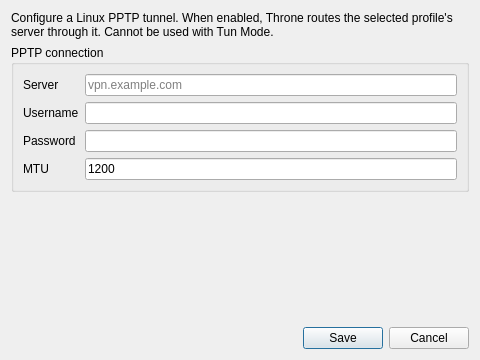
Above: include/ui/setting/dialog_pptp_egress.ui from AL4AL/Throne before the change. Below: the same form after it.
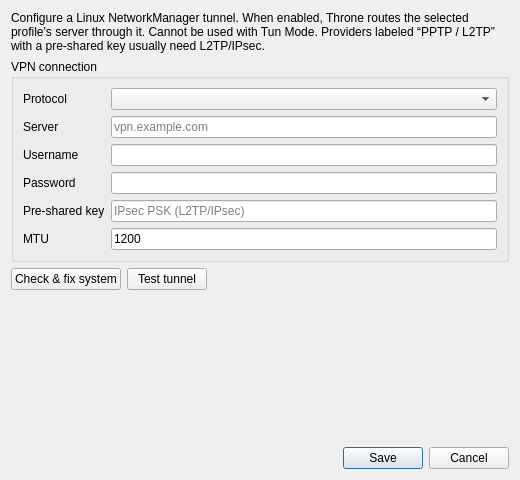
That is the form after the change.

Commit message:
feat: L2TP/IPsec egress with PSK and Ubuntu package repair
Support L2TP alongside PPTP, diagnose/install NetworkManager plugins
with permission, and bump the local Ubuntu deb to 1.0.5.

Diff of the .ui file:
```diff
--- a/include/ui/setting/dialog_pptp_egress.ui
+++ b/include/ui/setting/dialog_pptp_egress.ui
@@ -6,8 +6,8 @@
    <rect>
     <x>0</x>
     <y>0</y>
-    <width>480</width>
-    <height>360</height>
+    <width>520</width>
+    <height>480</height>
    </rect>
   </property>
   <property name="windowTitle">
@@ -17,7 +17,7 @@
    <item>
     <widget class="QLabel" name="status_label">
      <property name="text">
-      <string>Configure a Linux PPTP tunnel. When enabled, Throne routes the selected profile's server through it. Cannot be used with Tun Mode.</string>
+      <string>Configure a Linux NetworkManager tunnel. When enabled, Throne routes the selected profile's server through it. Cannot be used with Tun Mode. Providers labeled “PPTP / L2TP” with a pre-shared key usually need L2TP/IPsec.</string>
      </property>
      <property name="wordWrap">
       <bool>true</bool>
@@ -27,55 +27,82 @@
    <item>
     <widget class="QGroupBox" name="credentials_box">
      <property name="title">
-      <string>PPTP connection</string>
+      <string>VPN connection</string>
      </property>
      <layout class="QFormLayout" name="formLayout">
       <item row="0" column="0">
+       <widget class="QLabel" name="label_protocol">
+        <property name="text">
+         <string>Protocol</string>
+        </property>
+       </widget>
+      </item>
+      <item row="0" column="1">
+       <widget class="QComboBox" name="pptp_protocol"/>
+      </item>
+      <item row="1" column="0">
        <widget class="QLabel" name="label_gateway">
         <property name="text">
          <string>Server</string>
         </property>
        </widget>
       </item>
-      <item row="0" column="1">
+      <item row="1" column="1">
        <widget class="QLineEdit" name="pptp_gateway">
         <property name="placeholderText">
          <string notr="true">vpn.example.com</string>
         </property>
        </widget>
       </item>
-      <item row="1" column="0">
+      <item row="2" column="0">
        <widget class="QLabel" name="label_username">
         <property name="text">
          <string>Username</string>
         </property>
        </widget>
       </item>
-      <item row="1" column="1">
+      <item row="2" column="1">
        <widget class="QLineEdit" name="pptp_username"/>
       </item>
-      <item row="2" column="0">
+      <item row="3" column="0">
        <widget class="QLabel" name="label_password">
         <property name="text">
          <string>Password</string>
         </property>
        </widget>
       </item>
-      <item row="2" column="1">
+      <item row="3" column="1">
        <widget class="QLineEdit" name="pptp_password">
         <property name="echoMode">
          <enum>QLineEdit::EchoMode::Password</enum>
         </property>
        </widget>
       </item>
-      <item row="3" column="0">
+      <item row="4" column="0">
+       <widget class="QLabel" name="label_psk">
+        <property name="text">
+         <string>Pre-shared key</string>
+        </property>
+       </widget>
+      </item>
+      <item row="4" column="1">
+       <widget class="QLineEdit" name="pptp_psk">
+        <property name="echoMode">
+         <enum>QLineEdit::EchoMode::Password</enum>
+        </property>
+        <property name="placeholderText">
+         <string>IPsec PSK (L2TP/IPsec)</string>
+        </property>
+       </widget>
+      </item>
+      <item row="5" column="0">
        <widget class="QLabel" name="label_mtu">
         <property name="text">
          <string notr="true">MTU</string>
         </property>
        </widget>
       </item>
-      <item row="3" column="1">
+      <item row="5" column="1">
        <widget class="QLineEdit" name="pptp_mtu">
         <property name="text">
          <string notr="true">1200</string>
@@ -85,6 +112,43 @@
      </layout>
     </widget>
    </item>
+   <item>
+    <layout class="QHBoxLayout" name="actionsLayout">
+     <item>
+      <widget class="QPushButton" name="btn_check_fix">
+       <property name="text">
+        <string>Check &amp;&amp; fix system</string>
+       </property>
+       <property name="toolTip">
+        <string>Diagnose NetworkManager VPN plugins and offer to install missing Ubuntu packages with your permission</string>
+       </property>
+      </widget>
+     </item>
+     <item>
+      <widget class="QPushButton" name="btn_test">
+       <property name="text">
+        <string>Test tunnel</string>
+       </property>
+       <property name="toolTip">
+        <string>Bring the VPN up once (no profile routes) to verify credentials</string>
+       </property>
+      </widget>
+     </item>
+     <item>
+      <spacer name="actionsSpacer">
+       <property name="orientation">
+        <enum>Qt::Orientation::Horizontal</enum>
+       </property>
+       <property name="sizeHint" stdset="0">
+        <size>
+         <width>40</width>
+         <height>20</height>
+        </size>
+       </property>
+      </spacer>
+     </item>
+    </layout>
+   </item>
    <item>
     <widget class="QLabel" name="runtime_status">
      <property name="text">
```
Left out of the diff: 2 changed lines with no effect on the pictures. The commit also changes 16 other files.
